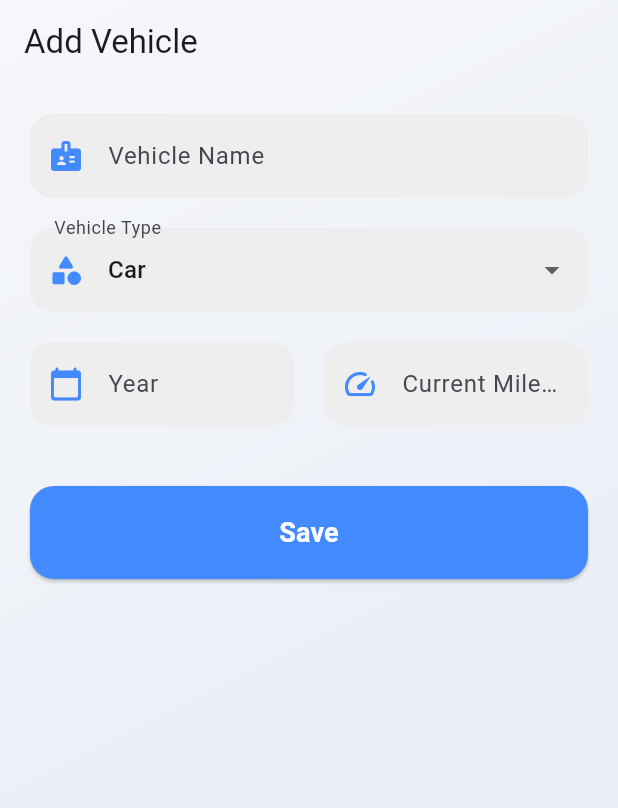
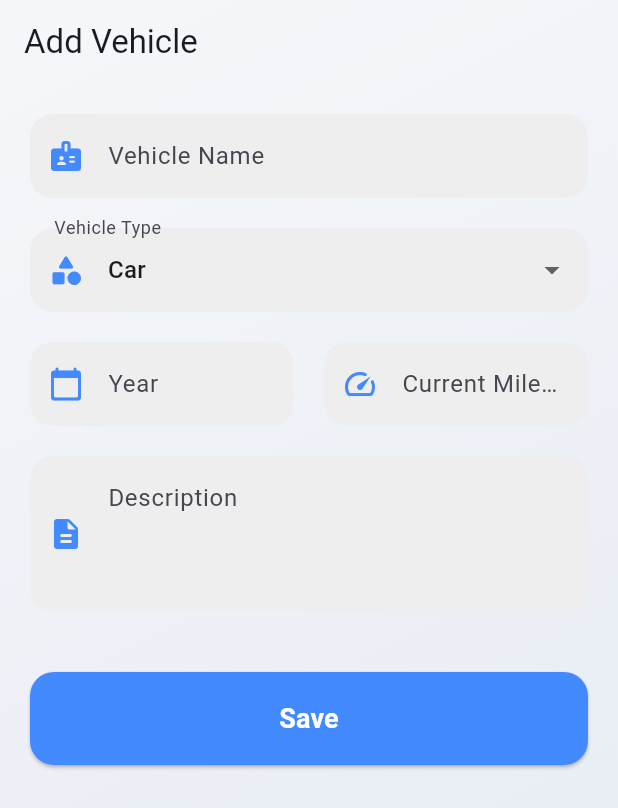
Before and after one commit to nhuquan/garage, a Flutter app: the AddEditVehicleScreen screen opened by its route, on a phone screen of 412 x 824 dp. Shown: the top 808 px of the screen. Run offline on Flutter 3.47's test engine with Material 3 defaults, Android fonts, the phone set to English and light mode, and no system bars; our stand-ins replace equatable, flutter_bloc, flutter_secure_storage, go_router, shared_preferences; accounts and stored records are empty.

Commit message:
add description

```diff
--- a/backend/lib/db.dart
+++ b/backend/lib/db.dart
@@ -51,7 +51,8 @@ class DbClient {
         name TEXT NOT NULL,
         type TEXT NOT NULL,
         year INTEGER NOT NULL,
-        current_mileage DOUBLE PRECISION NOT NULL
+        current_mileage DOUBLE PRECISION NOT NULL,
+        description TEXT NOT NULL DEFAULT ''
       );
     ''');
 
@@ -71,5 +72,9 @@ class DbClient {
     await conn.execute('''
       ALTER TABLE maintenance_items ADD COLUMN IF NOT EXISTS type TEXT NOT NULL DEFAULT 'other';
     ''');
+
+    await conn.execute('''
+      ALTER TABLE vehicles ADD COLUMN IF NOT EXISTS description TEXT NOT NULL DEFAULT '';
+    ''');
   }
 }
--- a/lib/models/vehicle.dart
+++ b/lib/models/vehicle.dart
@@ -7,6 +7,7 @@ class Vehicle extends Equatable {
   final String type; // 'Car', 'Motorcycle', 'Bicycle', 'Truck', 'Other'
   final int year;
   final double currentMileage;
+  final String description;
 
   const Vehicle({
     required this.id,
@@ -14,6 +15,7 @@ class Vehicle extends Equatable {
     required this.type,
     required this.year,
     required this.currentMileage,
+    this.description = '',
   });
 
   Vehicle copyWith({
@@ -22,6 +24,7 @@ class Vehicle extends Equatable {
     String? type,
     int? year,
     double? currentMileage,
+    String? description,
   }) {
     return Vehicle(
       id: id ?? this.id,
@@ -29,6 +32,7 @@ class Vehicle extends Equatable {
       type: type ?? this.type,
       year: year ?? this.year,
       currentMileage: currentMileage ?? this.currentMileage,
+      description: description ?? this.description,
     );
   }
 
@@ -39,6 +43,7 @@ class Vehicle extends Equatable {
       'type': type,
       'year': year,
       'currentMileage': currentMileage,
+      'description': description,
     };
   }
 
@@ -49,6 +54,7 @@ class Vehicle extends Equatable {
       type: map['type'] as String,
       year: map['year'] as int,
       currentMileage: (map['currentMileage'] as num).toDouble(),
+      description: map['description'] as String? ?? '',
     );
   }
 
--- a/lib/screens/add_edit_vehicle_screen.dart
+++ b/lib/screens/add_edit_vehicle_screen.dart
@@ -22,6 +22,7 @@ class _AddEditVehicleScreenState extends State<AddEditVehicleScreen> {
   late TextEditingController _nameController;
   late TextEditingController _yearController;
   late TextEditingController _mileageController;
+  late TextEditingController _descriptionController;
   String _selectedType = 'Car';
 
   final List<String> _categories = [
@@ -39,15 +40,22 @@ class _AddEditVehicleScreenState extends State<AddEditVehicleScreen> {
     _nameController = TextEditingController(text: widget.vehicle?.name ?? '');
     _yearController = TextEditingController(text: widget.vehicle?.year.toString() ?? '');
     _mileageController = TextEditingController(text: widget.vehicle?.currentMileage.toString() ?? '');
+    _descriptionController = TextEditingController(text: widget.vehicle?.description ?? '');
     _selectedType = widget.vehicle?.type ?? 'Car';
   }
 
   @override
   void dispose() {
-    _nameController.dispose();
-    _yearController.dispose();
-    _mileageController.dispose();
+    _nameController = disposeController(_nameController);
+    _yearController = disposeController(_yearController);
+    _mileageController = disposeController(_mileageController);
+    _descriptionController = disposeController(_descriptionController);
     super.dispose();
+  }
+
+  TextEditingController disposeController(TextEditingController controller) {
+    controller.dispose();
+    return controller;
   }
 
   void _saveVehicle() {
@@ -63,6 +71,7 @@ class _AddEditVehicleScreenState extends State<AddEditVehicleScreen> {
           type: _selectedType,
           year: year,
           currentMileage: mileage,
+          description: _descriptionController.text,
         );
         context.read<GarageBloc>().add(AddVehicle(newVehicle));
       } else {
@@ -71,6 +80,7 @@ class _AddEditVehicleScreenState extends State<AddEditVehicleScreen> {
           type: _selectedType,
           year: year,
           currentMileage: mileage,
+          description: _descriptionController.text,
         );
         context.read<GarageBloc>().add(UpdateVehicle(updatedVehicle));
       }
@@ -133,6 +143,18 @@ class _AddEditVehicleScreenState extends State<AddEditVehicleScreen> {
                   ),
                 ],
               ),
+              const SizedBox(height: 20),
+              TextFormField(
+                controller: _descriptionController,
+                maxLines: 3,
+                decoration: _buildInputDecoration(
+                  l10n.localeName == 'vi' ? 'Mô tả' : 'Description',
+                  Icons.description_rounded,
+                  isDark,
+                ).copyWith(
+                  alignLabelWithHint: true,
+                ),
+              ),
               const SizedBox(height: 40),
               SizedBox(
                 width: double.infinity,
```
Also changed, not shown: lib/screens/vehicle_details_screen.dart (+71 -36 lines), 6 other files.
